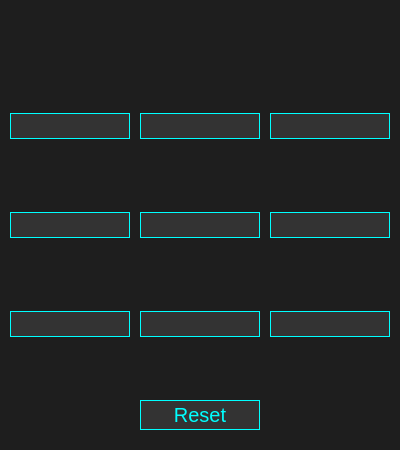
Before: the Qt Designer form Ui/Tic-Toc-Toe.ui in Hamed-Gharghi/Tic-Toc-Toe, drawn with Qt 5.
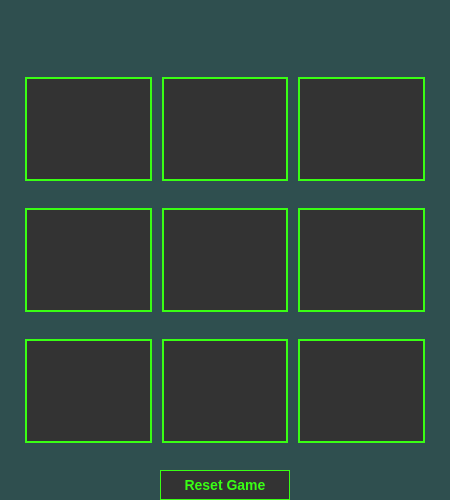
After: the same form once the commit is applied.

```diff
--- a/Ui/Tic-Toc-Toe.ui
+++ b/Ui/Tic-Toc-Toe.ui
@@ -18,44 +18,89 @@
    <rect>
     <x>0</x>
     <y>0</y>
-    <width>400</width>
-    <height>450</height>
+    <width>450</width>
+    <height>500</height>
    </rect>
   </property>
+  <property name="minimumSize">
+   <size>
+    <width>450</width>
+    <height>500</height>
+   </size>
+  </property>
+  <property name="maximumSize">
+   <size>
+    <width>450</width>
+    <height>500</height>
+   </size>
+  </property>
   <property name="windowTitle">
    <string>Tic-Tac-Toe</string>
   </property>
   <property name="styleSheet">
-   <string notr="true">QWidget {
-    background-color: #1E1E1E; /* Dark background */
+   <string notr="true">/* Main window style */
+QDialog {
+    background-color: #2F4F4F; /* Dark Slate Gray background */
 }
+
+/* Game board buttons */
 QPushButton {
-    background-color: #333333; /* Dark buttons */
-    color: #00FFFF; /* Cyan text */
-    font-size: 20px;
-    border: 1px solid #00FFFF; /* Cyan border */
+    background-color: #333333;
+    color: #39FF14; /* Neon Green for empty cells */
+    font-size: 48px; /* Larger font size */
+    font-weight: bold;
+    border: 2px solid #39FF14;
+    min-width: 100px;
+    min-height: 100px;
 }
+
+/* X player style (applied dynamically) */
+QPushButton[x-player="true"] {
+    color: #FF6EC7; /* Neon Pink for X */
+    border-color: #FF6EC7;
+}
+
+/* O player style (applied dynamically) */
+QPushButton[o-player="true"] {
+    color: #1F51FF; /* Neon Blue for O */
+    border-color: #1F51FF;
+}
+
+/* Disabled buttons */
 QPushButton:disabled {
-    background-color: #2E2E2E; /* Slightly lighter gray */
-    color: #7F7F7F; /* Gray text */
+    background-color: #333333;
+    color: #8B8B8B; /* Gray for disabled */
 }
-QPushButton:checked {
-    background-color: #00FFFF; /* Cyan */
-    color: #1E1E1E; /* Dark text */
-}
+
+/* Status label */
 QLabel {
-    color: #00FFFF; /* Cyan text */
+    color: #39FF14; /* Neon Green */
     font-size: 18px;
+    font-weight: bold;
+}
+
+/* Reset button */
+QPushButton#pushButton_10 {
+    background-color: #333333;
+    color: #39FF14;
+    font-size: 14px;
+    border: 1px solid #39FF14;
+    min-width: 0;
+    min-height: 0;
+}
+
+QPushButton#pushButton_10:hover {
+    background-color: #444444;
 }
    </string>
   </property>
   <widget class="QWidget" name="gridLayoutWidget">
    <property name="geometry">
     <rect>
-     <x>10</x>
-     <y>50</y>
-     <width>380</width>
-     <height>350</height>
+     <x>25</x>
+     <y>60</y>
+     <width>400</width>
+     <height>400</height>
     </rect>
    </property>
    <layout class="QGridLayout" name="gridLayout">
@@ -96,22 +141,25 @@
     <rect>
      <x>130</x>
      <y>10</y>
-     <width>150</width>
-     <height>30</height>
+     <width>200</width>
+     <height>40</height>
     </rect>
    </property>
+   <property name="alignment">
+    <set>Qt::AlignCenter</set>
+   </property>
   </widget>
   <widget class="QPushButton" name="pushButton_10">
    <property name="geometry">
     <rect>
-     <x>140</x>
-     <y>400</y>
-     <width>120</width>
+     <x>160</x>
+     <y>470</y>
+     <width>130</width>
      <height>30</height>
     </rect>
    </property>
    <property name="text">
-    <string>Reset</string>
+    <string>Reset Game</string>
    </property>
   </widget>
  </widget>
```
Left out of the diff: 5 changed lines with no effect on the pictures.
